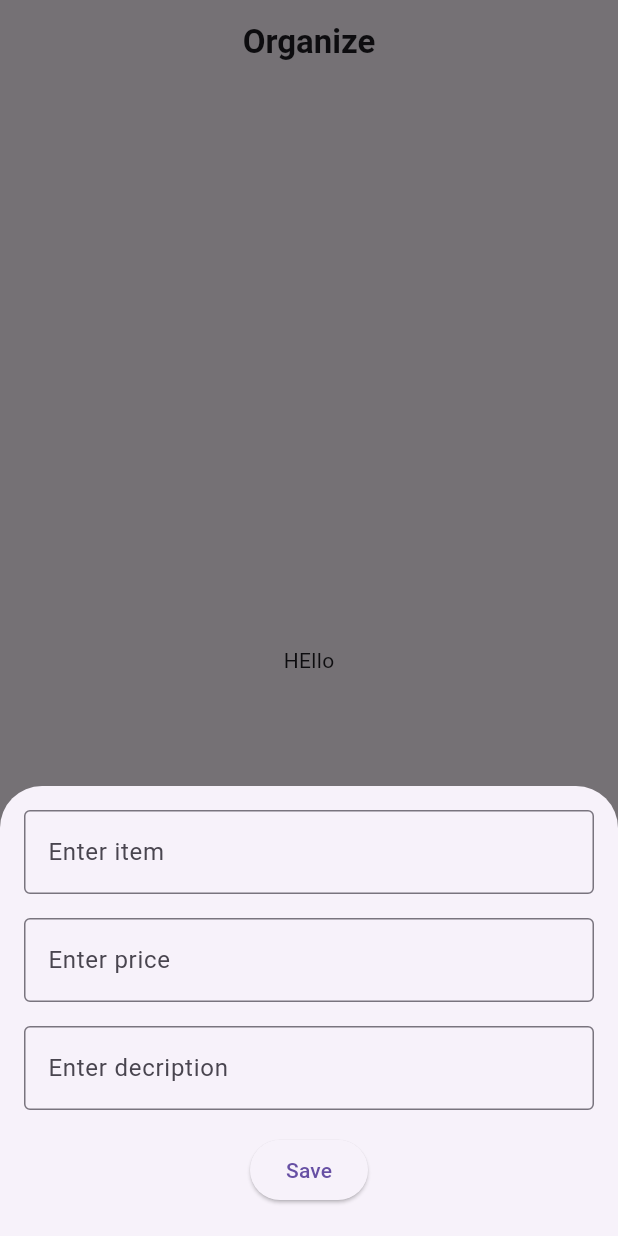
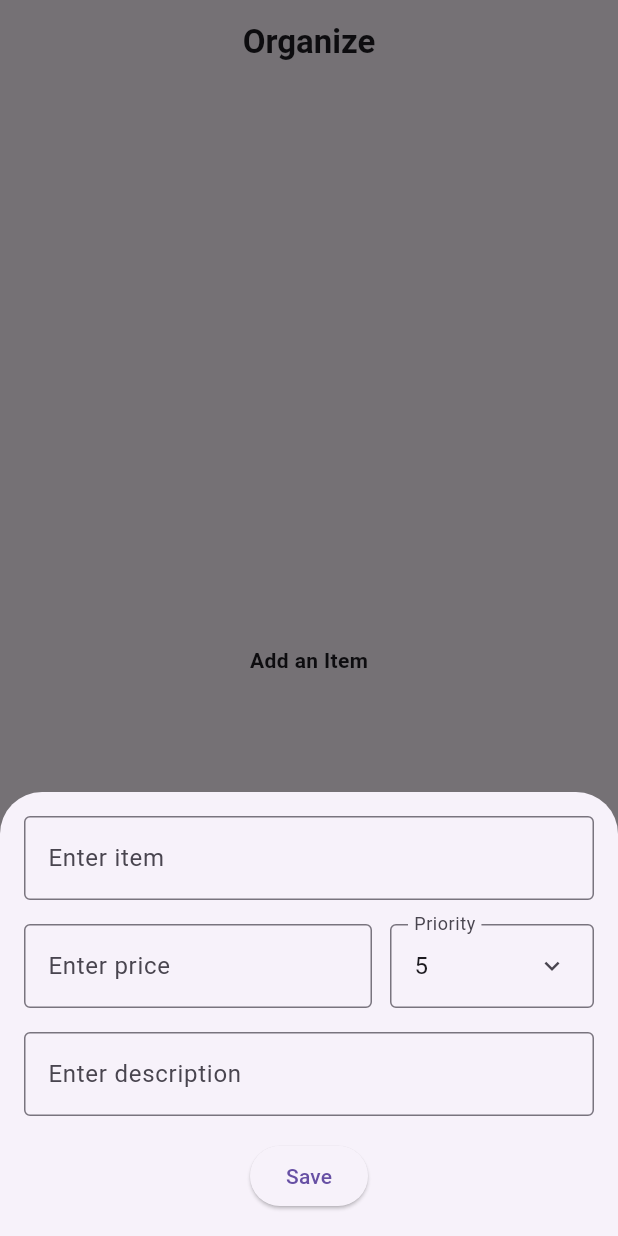
Before and after one commit to Abdulazeezno1/organizer, a Flutter app: the screen it shows after launch, after a tap on the "add" icon, on a phone screen of 412 x 824 dp. Run offline on Flutter 3.47's test engine with Material 3 defaults, Android fonts, the light colour scheme and no system bars; our stand-ins replace flutter_riverpod.

```diff
--- a/lib/class/item.dart
+++ b/lib/class/item.dart
@@ -5,19 +5,36 @@ class Item {
     required this.id,
     required this.name,
     required this.price,
-    required this.description,
+    this.description,
+    required this.isPurchased,
+    required this.priority,
+    required this.dateAdded,
   });
   final String id;
   final String name;
   final double price;
-  final String description;
+  final String? description;
+  final int priority;
+  final bool isPurchased;
+  final DateTime dateAdded;
 
-  Item copyWith({String? name, double? price, String? description}) {
+  Item copyWith({
+    String? id,
+    String? name,
+    double? price,
+    String? description,
+    int? priority,
+    bool? isPurchased,
+    DateTime? dateAdded,
+  }) {
     return Item(
       id: id ?? this.id,
       name: name ?? this.name,
       price: price ?? this.price,
       description: description ?? this.description,
+      isPurchased: isPurchased ?? this.isPurchased,
+      priority: priority ?? this.priority,
+      dateAdded: dateAdded ?? this.dateAdded,
     );
   }
 }
@@ -32,20 +49,26 @@ class NewItemNotifier extends Notifier<List<Item>> {
     required String id,
     required String name,
     required double price,
-    required String description,
+    String? description,
+    required int priority,
+    required bool isPurchased,
+    required DateTime dateAdded,
   }) async {
     final newItem = Item(
       id: id,
       name: name,
       price: price,
       description: description,
+      priority: priority,
+      isPurchased: isPurchased,
+      dateAdded: dateAdded,
     );
 
     state = [...state, newItem];
   }
 
-  Future<void> deleteItem(String ItemId) async {
-    state = state.where((item) => item.id != ItemId).toList();
+  Future<void> deleteItem(String itemId) async {
+    state = state.where((item) => item.id != itemId).toList();
   }
 }
 
--- a/lib/main.dart
+++ b/lib/main.dart
@@ -1,6 +1,6 @@
 import 'package:flutter/material.dart';
 import 'package:flutter_riverpod/flutter_riverpod.dart';
-import 'package:organizer/screens/home_screen.dart';
+import 'package:organizer/screens/wishlist_screen.dart';
 
 void main() {
   runApp(ProviderScope(child: const MyApp()));
@@ -12,6 +12,6 @@ class MyApp extends StatelessWidget {
   // This widget is the root of your application.
   @override
   Widget build(BuildContext context) {
-    return MaterialApp(title: 'Flutter Demo', home: HomeScreen());
+    return MaterialApp(title: 'Flutter Demo', home: WishlistScreen());
   }
 }
--- /dev/null
+++ b/lib/screens/add_wishlist.dart
@@ -0,0 +1,176 @@
+import 'package:flutter/material.dart';
+import 'package:flutter_riverpod/flutter_riverpod.dart';
+import 'package:organizer/class/item.dart';
+
+class AddWishlist extends ConsumerStatefulWidget {
+  const AddWishlist({super.key});
+
+  @override
+  ConsumerState<AddWishlist> createState() => _AddWishlistState();
+}
+
+class _AddWishlistState extends ConsumerState<AddWishlist> {
+  final TextEditingController titleController = TextEditingController();
+  final TextEditingController descriptionController = TextEditingController();
+  final TextEditingController priceController = TextEditingController();
+
+  @override
+  void dispose() {
+    titleController.dispose();
+    descriptionController.dispose();
+    priceController.dispose();
+    super.dispose();
+  }
+
+  @override
+  Widget build(BuildContext context) {
+    final item = ref.read(itemProvider.notifier);
+
+    return Builder(
+      builder: (scaffoldContext) {
+        return FloatingActionButton(
+          child: const Icon(Icons.add),
+          onPressed: () {
+            showModalBottomSheet(
+              context: scaffoldContext,
+              isScrollControlled: true,
+              builder: (sheetContext) {
+                String? priceError;
+                int selectedPriority = 5;
+
+                return StatefulBuilder(
+                  builder: (context, setSheetState) {
+                    return Padding(
+                      padding: EdgeInsets.only(
+                        bottom: MediaQuery.of(context).viewInsets.bottom,
+                      ),
+                      child: SingleChildScrollView(
+                        child: Container(
+                          width: double.infinity,
+                          padding: const EdgeInsets.all(16),
+                          child: Column(
+                            mainAxisSize: MainAxisSize.min,
+                            spacing: 16,
+                            children: [
+                              TextFormField(
+                                controller: titleController,
+                                decoration: const InputDecoration(
+                                  labelText: "Enter item",
+                                  border: OutlineInputBorder(),
+                                ),
+                              ),
+
+                              Row(
+                                children: [
+                                  Expanded(
+                                    child: TextFormField(
+                                      controller: priceController,
+                                      keyboardType: TextInputType.number,
+                                      decoration: InputDecoration(
+                                        labelText: "Enter price",
+                                        border: const OutlineInputBorder(),
+                                        errorText: priceError,
+                                      ),
+                                      onChanged: (value) {
+                                        if (priceError != null) {
+                                          setSheetState(() {
+                                            priceError = null;
+                                          });
+                                        }
+                                      },
+                                    ),
+                                  ),
+
+                                  const SizedBox(width: 12),
+
+                                  DropdownMenu<int>(
+                                    label: const Text("Priority"),
+                                    initialSelection: selectedPriority,
+                                    dropdownMenuEntries: const [
+                                      DropdownMenuEntry(label: "5", value: 5),
+                                      DropdownMenuEntry(label: "4", value: 4),
+                                      DropdownMenuEntry(label: "3", value: 3),
+                                      DropdownMenuEntry(label: "2", value: 2),
+                                      DropdownMenuEntry(label: "1", value: 1),
+                                    ],
+                                    onSelected: (value) {
+                                      if (value == null) return;
+
+                                      setSheetState(() {
+                                        selectedPriority = value;
+                                      });
+                                    },
+                                    trailingIcon: const Icon(
+                                      Icons.keyboard_arrow_down_sharp,
+                                      size: 20,
+                                    ),
+                                    selectedTrailingIcon: const Icon(
+                                      Icons.keyboard_arrow_up_sharp,
+                                      size: 20,
+                                    ),
+                                  ),
+                                ],
+                              ),
+
+                              TextFormField(
+                                keyboardType: TextInputType.multiline,
+                                controller: descriptionController,
+                                maxLines: null,
+                                decoration: const InputDecoration(
+                                  labelText: "Enter description",
+                                  border: OutlineInputBorder(),
+                                ),
+                              ),
+
+                              ElevatedButton(
+                                onPressed: () {
+                                  final name = titleController.text.trim();
+                                  final description = descriptionController.text
+                                      .trim();
+
+                                  final price = double.tryParse(
+                                    priceController.text.trim(),
+                                  );
+
+                                  if (price == null) {
+                                    setSheetState(() {
+                                      priceError = "The price is not a number";
+                                    });
+
+                                    return;
+                                  }
+
+                                  item.addItem(
+                                    id: DateTime.now().microsecondsSinceEpoch
+                                        .toString(),
+                                    name: name,
+                                    price: price,
+                                    description: description,
+                                    priority: selectedPriority,
+                                    isPurchased: false,
+                                    dateAdded: DateTime.now(),
+                                  );
+
+                                  titleController.clear();
+                                  priceController.clear();
+                                  descriptionController.clear();
+
+                                  Navigator.pop(sheetContext);
+                                },
+                                child: const Text("Save"),
+                              ),
+                            ],
+                          ),
+                        ),
+                      ),
+                    );
+                  },
+                );
+              },
+            );
+          },
+        );
+      },
+    );
+  }
+}
--- a/lib/screens/home_screen.dart
+++ /dev/null
@@ -1,107 +0,0 @@
-import 'package:flutter/material.dart';
-import 'package:flutter_riverpod/flutter_riverpod.dart';
-import 'package:organizer/class/item.dart';
-
-class HomeScreen extends ConsumerWidget {
-  HomeScreen({super.key});
-
-  final TextEditingController titleController = TextEditingController();
-  final TextEditingController descriptionController = TextEditingController();
-  final TextEditingController priceController = TextEditingController();
-  @override
-  Widget build(BuildContext context, WidgetRef ref) {
-    final item = ref.read(itemProvider.notifier);
-    final itemNotifier = ref.watch(itemProvider);
-
-    return Scaffold(
-      appBar: AppBar(
-        title: Text("Organize", style: TextStyle(fontWeight: FontWeight.bold)),
-        centerTitle: true,
-      ),
-      body: itemNotifier.isEmpty
-          ? Center(child: Text("HEllo"))
-          : ListView.builder(
-              itemCount: itemNotifier.length,
-              itemBuilder: (context, index) {
-                final itemList = itemNotifier[index];
-                return Dismissible(
-                  onDismissed: (direction) {
-                    item.deleteItem(itemList.id);
-                  },
-                  key: GlobalKey(),
-                  child: ListTile(
-                    title: Text(itemList.name),
-                    subtitle: Text(itemList.description),
-                    trailing: Text("₦${itemList.price}"),
-                  ),
-                );
-              },
-            ),
-      floatingActionButton: Builder(
-        builder: (context) {
-          return FloatingActionButton(
-            child: Icon(Icons.add),
-            onPressed: () {
-              showModalBottomSheet(
-                context: context,
-                builder: (context) {
-                  return Container(
-                    width: double.infinity,
-                    padding: const EdgeInsets.all(16),
-                    height: 300,
-                    child: Column(
-                      spacing: 16,
-                      children: [
-                        TextFormField(
-                          controller: titleController,
-                          decoration: const InputDecoration(
-                            labelText: "Enter item",
-                            border: OutlineInputBorder(),
-                          ),
-                        ),
-                        TextFormField(
-                          controller: priceController,
-                          decoration: const InputDecoration(
-                            labelText: "Enter price",
-                            border: OutlineInputBorder(),
-                          ),
-                        ),
-                        TextFormField(
-                          controller: descriptionController,
-                          decoration: const InputDecoration(
-                            labelText: "Enter decription",
-                            border: OutlineInputBorder(),
-                          ),
-                        ),
-                        ElevatedButton(
-                          onPressed: () {
-                            final name = titleController.text.trim();
-                            final price = double.parse(
-                              priceController.text.trim(),
-                            );
-                            final description = descriptionController.text
-                                .trim();
-
-                            item.addItem(
-                              id: DateTime.now().microsecondsSinceEpoch
-                                  .toString(),
-                              name: name,
-                              price: price,
-                              description: description,
-                            );
-                            Navigator.pop(context);
-                          },
-                          child: const Text("Save"),
-                        ),
-                      ],
-                    ),
-                  );
-                },
-              );
-            },
-          );
-        },
-      ),
-    );
-  }
-}
--- /dev/null
+++ b/lib/screens/wishlist_screen.dart
@@ -0,0 +1,66 @@
+import 'package:flutter/material.dart';
+import 'package:flutter_riverpod/flutter_riverpod.dart';
+import 'package:organizer/class/item.dart';
+import 'package:organizer/screens/add_wishlist.dart';
+import 'package:organizer/screens/item_screen.dart';
+
+class WishlistScreen extends ConsumerStatefulWidget {
+  const WishlistScreen({super.key});
+
+  @override
+  ConsumerState<WishlistScreen> createState() {
+    return _HomeScreenState();
+  }
+}
+
+class _HomeScreenState extends ConsumerState<WishlistScreen> {
+  @override
+  Widget build(BuildContext context) {
+    final item = ref.read(itemProvider.notifier);
+    final itemNotifier = ref.watch(itemProvider);
+
+    return Scaffold(
+      appBar: AppBar(
+        title: const Text(
+          "Organize",
+          style: TextStyle(fontWeight: FontWeight.bold),
+        ),
+        centerTitle: true,
+      ),
+
+      body: itemNotifier.isEmpty
+          ? const Center(
+              child: Text(
+                "Add an Item",
+                style: TextStyle(fontWeight: FontWeight.bold),
+              ),
+            )
+          : ListView.builder(
+              itemCount: itemNotifier.length,
+              itemBuilder: (context, index) {
+                final itemList = itemNotifier[index];
+
+                return Dismissible(
+                  key: ValueKey(itemList.id),
+                  onDismissed: (direction) {
+                    item.deleteItem(itemList.id);
+                  },
+                  child: ListTile(
+                    onTap: () {
+                      Navigator.of(context).push(
+                        MaterialPageRoute(
+                          builder: (ctx) => ItemScreen(item: itemList),
+                        ),
+                      );
+                    },
+                    title: Text(itemList.name),
+                    trailing: Text("₦${itemList.price}"),
+                  ),
+                );
+              },
+            ),
+
+      floatingActionButton: AddWishlist(),
+    );
+  }
+}
```
Also changed, not shown: lib/class/recurring_expense.dart (added, +59 -0 lines), lib/class/salary_entry.dart (added, +23 -0 lines), lib/screens/item_screen.dart (added, +134 -0 lines).
